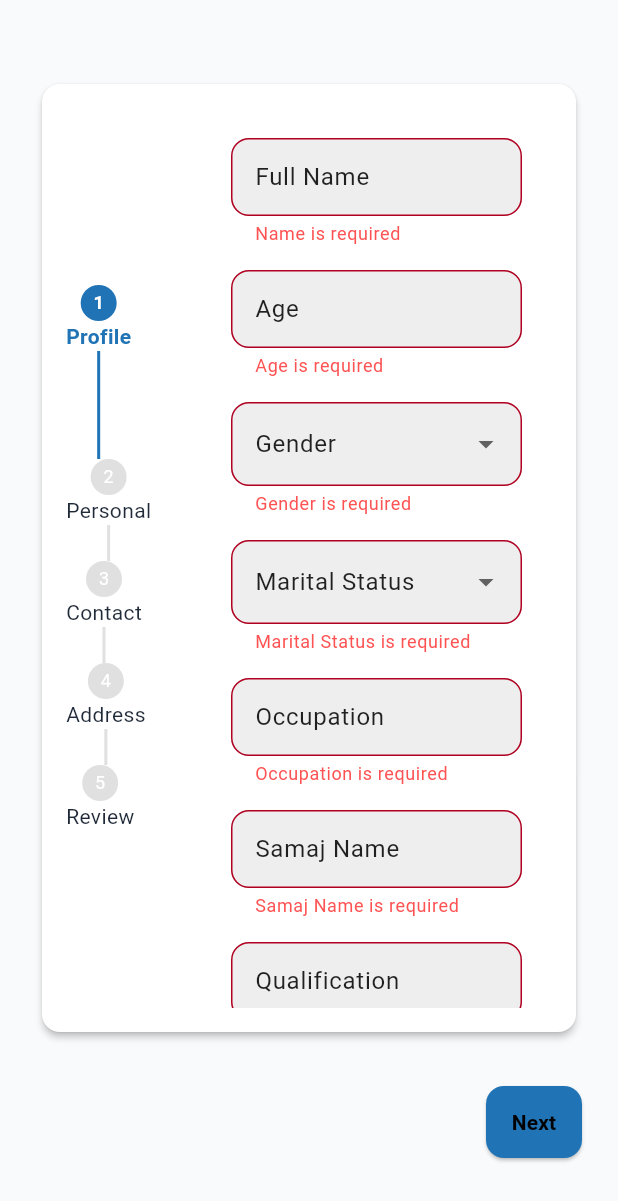
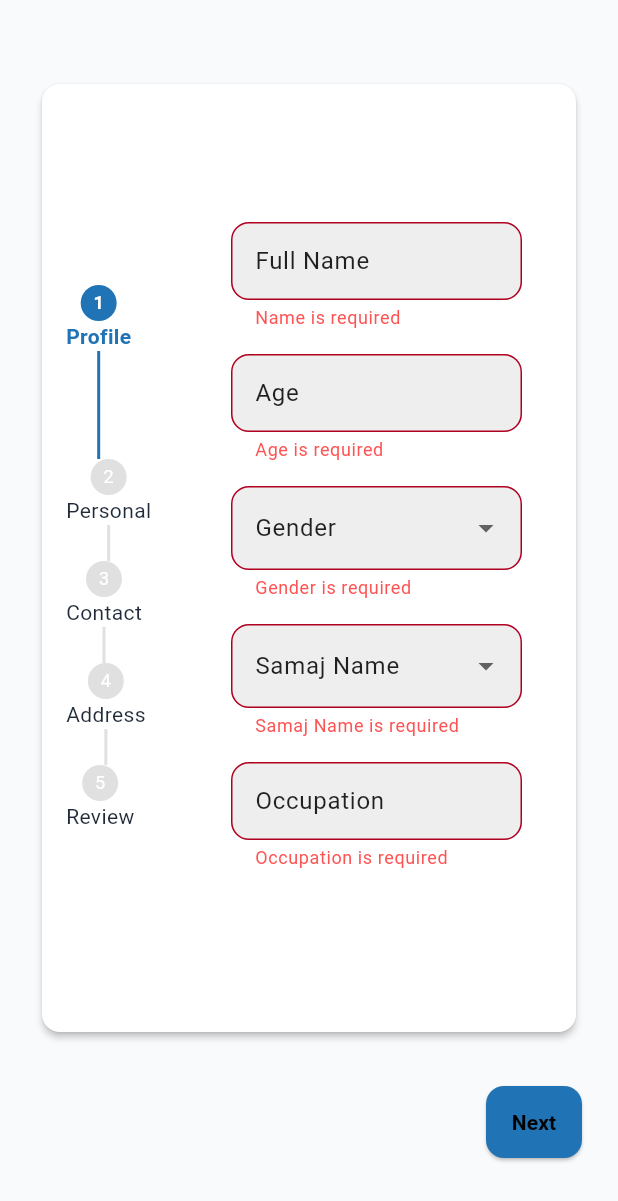
Before and after one commit to Saif334476/wallet_hunter_app, a Flutter app: the HeadFormNavigatorScreen screen opened by its route, after a tap on "Next", on a phone screen of 412 x 824 dp. Shown: the top 1201 px of the screen. Run offline on Flutter 3.47's test engine with Material 3 defaults, Android fonts, the light colour scheme and no system bars; our stand-ins replace cloud_firestore, firebase_auth, firebase_core, get, image_picker, intl_phone_field and 2 more; accounts and stored records are empty.

Commit message:
bug fixes

```diff
--- a/lib/features/family_head_form/head_form_controller.dart
+++ b/lib/features/family_head_form/head_form_controller.dart
@@ -1,13 +1,18 @@
 import 'package:firebase_auth/firebase_auth.dart';
-import 'package:firebase_core/firebase_core.dart';
 import 'package:get/get.dart';
 import 'package:cloud_firestore/cloud_firestore.dart';
 import '../../models/family_head_model.dart';
 
 class HeadFormController extends GetxController {
-  // Step 1: Profile Info
-  var name = ''.obs, age = ''.obs, gender = ''.obs, maritalStatus = ''.obs;
-  var occupation = ''.obs, samajName = ''.obs, qualification = ''.obs;
+
+  var name = ''.obs,
+      age = ''.obs,
+      gender = ''.obs,
+      maritalStatus = ''.obs;
+
+  var occupation = ''.obs,
+      samajName = ''.obs,
+      qualification = ''.obs;
 
   var nameError = RxnString(),
       ageError = RxnString(),
@@ -17,26 +22,35 @@ class HeadFormController extends GetxController {
       samajNameError = RxnString(),
       qualificationError = RxnString();
 
-  // Step 2: Personal Info
-  var birthDate = ''.obs, bloodGroup = ''.obs, natureOfDuties = ''.obs;
+  var birthDate = ''.obs,
+      bloodGroup = ''.obs,
+      natureOfDuties = ''.obs;
 
   var birthDateError = RxnString(),
       bloodGroupError = RxnString(),
       natureOfDutiesError = RxnString();
 
-  // Step 3: Contact Info
-  var contactEmail = ''.obs, contactPhone = ''.obs, contactAlternate = ''.obs;
-  var contactLandline = ''.obs, contactSocial = ''.obs;
+  var contactEmail = ''.obs,
+      contactPhone = ''.obs,
+      contactAlternate = ''.obs;
+  var contactLandline = ''.obs,
+      contactSocial = ''.obs;
 
-  var contactEmailError = RxnString(), contactPhoneError = RxnString();
+  var contactEmailError = RxnString(),
+      contactPhoneError = RxnString();
 
-  // Step 4: Address Info
-  var addressFlat = ''.obs, addressBuilding = ''.obs, addressStreet = ''.obs;
-  var addressLandmark = ''.obs, addressCity = ''.obs, addressDistrict = ''.obs;
+
+  var addressFlat = ''.obs,
+      addressBuilding = ''.obs,
+      addressStreet = ''.obs;
+  var addressLandmark = ''.obs,
+      addressCity = ''.obs,
+      addressDistrict = ''.obs;
   var addressState = ''.obs,
       addressNativeCity = ''.obs,
       addressNativeState = ''.obs;
-  var addressCountry = ''.obs, addressPincode = ''.obs;
+  var addressCountry = ''.obs,
+      addressPincode = ''.obs;
 
   var addressFlatError = RxnString(),
       addressBuildingError = RxnString(),
@@ -46,7 +60,7 @@ class HeadFormController extends GetxController {
       addressCountryError = RxnString(),
       addressPincodeError = RxnString();
 
-  // Navigation
+
   var currentStep = 0.obs;
 
   void nextStep() {
@@ -64,73 +78,180 @@ class HeadFormController extends GetxController {
 
   void updateField(String field, String value) {
     switch (field) {
-      case 'name': name.value = value; break;
-      case 'age': age.value = value; break;
-      case 'gender': gender.value = value; break;
-      case 'maritalStatus': maritalStatus.value = value; break;
-      case 'occupation': occupation.value = value; break;
-      case 'samajName': samajName.value = value; break;
-      case 'qualification': qualification.value = value; break;
-      case 'birthDate': birthDate.value = value; break;
-      case 'bloodGroup': bloodGroup.value = value; break;
-      case 'natureOfDuties': natureOfDuties.value = value; break;
-      case 'contactEmail': contactEmail.value = value; break;
-      case 'contactPhone': contactPhone.value = value; break;
-      case 'addressFlat': addressFlat.value = value; break;
-      case 'addressBuilding': addressBuilding.value = value; break;
-      case 'addressStreet': addressStreet.value = value; break;
-      case 'addressCity': addressCity.value = value; break;
-      case 'addressState': addressState.value = value; break;
-      case 'addressCountry': addressCountry.value = value; break;
-      case 'addressPincode': addressPincode.value = value; break;
+      case 'name':
+        name.value = value;
+        break;
+      case 'age':
+        age.value = value;
+        break;
+      case 'gender':
+        gender.value = value;
+        break;
+      case 'maritalStatus':
+        maritalStatus.value = value;
+        break;
+      case 'occupation':
+        occupation.value = value;
+        break;
+      case 'samajName':
+        samajName.value = value;
+        break;
+      case 'qualification':
+        qualification.value = value;
+        break;
+      case 'birthDate':
+        birthDate.value = value;
+        break;
+      case 'bloodGroup':
+        bloodGroup.value = value;
+        break;
+      case 'natureOfDuties':
+        natureOfDuties.value = value;
+        break;
+      case 'contactEmail':
+        contactEmail.value = value;
+        break;
+      case 'contactPhone':
+        contactPhone.value = value;
+        break;
+      case 'addressFlat':
+        addressFlat.value = value;
+        break;
+      case 'addressBuilding':
+        addressBuilding.value = value;
+        break;
+      case 'addressStreet':
+        addressStreet.value = value;
+        break;
+      case 'addressCity':
+        addressCity.value = value;
+        break;
+      case 'addressState':
+        addressState.value = value;
+        break;
+      case 'addressCountry':
+        addressCountry.value = value;
+        break;
+      case 'addressPincode':
+        addressPincode.value = value;
+        break;
     }
   }
 
   void clearError(String field) {
     switch (field) {
-      case 'name': nameError.value = null; break;
-      case 'age': ageError.value = null; break;
-      case 'gender': genderError.value = null; break;
-      case 'maritalStatus': maritalStatusError.value = null; break;
-      case 'occupation': occupationError.value = null; break;
-      case 'samajName': samajNameError.value = null; break;
-      case 'qualification': qualificationError.value = null; break;
-      case 'birthDate': birthDateError.value = null; break;
-      case 'bloodGroup': bloodGroupError.value = null; break;
-      case 'natureOfDuties': natureOfDutiesError.value = null; break;
-      case 'contactEmail': contactEmailError.value = null; break;
-      case 'contactPhone': contactPhoneError.value = null; break;
-      case 'addressFlat': addressFlatError.value = null; break;
-      case 'addressBuilding': addressBuildingError.value = null; break;
-      case 'addressStreet': addressStreetError.value = null; break;
-      case 'addressCity': addressCityError.value = null; break;
-      case 'addressState': addressStateError.value = null; break;
-      case 'addressCountry': addressCountryError.value = null; break;
-      case 'addressPincode': addressPincodeError.value = null; break;
+      case 'name':
+        nameError.value = null;
+        break;
+      case 'age':
+        ageError.value = null;
+        break;
+      case 'gender':
+        genderError.value = null;
+        break;
+      case 'maritalStatus':
+        maritalStatusError.value = null;
+        break;
+      case 'occupation':
+        occupationError.value = null;
+        break;
+      case 'samajName':
+        samajNameError.value = null;
+        break;
+      case 'qualification':
+        qualificationError.value = null;
+        break;
+      case 'birthDate':
+        birthDateError.value = null;
+        break;
+      case 'bloodGroup':
+        bloodGroupError.value = null;
+        break;
+      case 'natureOfDuties':
+        natureOfDutiesError.value = null;
+        break;
+      case 'contactEmail':
+        contactEmailError.value = null;
+        break;
+      case 'contactPhone':
+        contactPhoneError.value = null;
+        break;
+      case 'addressFlat':
+        addressFlatError.value = null;
+        break;
+      case 'addressBuilding':
+        addressBuildingError.value = null;
+        break;
+      case 'addressStreet':
+        addressStreetError.value = null;
+        break;
+      case 'addressCity':
+        addressCityError.value = null;
+        break;
+      case 'addressState':
+        addressStateError.value = null;
+        break;
+      case 'addressCountry':
+        addressCountryError.value = null;
+        break;
+      case 'addressPincode':
+        addressPincodeError.value = null;
+        break;
     }
   }
 
-  // Validations – Only on "Next"
+
   bool validateProfileFieldsIndividually() {
     bool valid = true;
 
-    if (name.value.trim().isEmpty) { nameError.value = 'Name is required'; valid = false; }
-    if (age.value.trim().isEmpty) { ageError.value = 'Age is required'; valid = false; }
-    if (gender.value.trim().isEmpty) { genderError.value = 'Gender is required'; valid = false; }
-    if (maritalStatus.value.trim().isEmpty) { maritalStatusError.value = 'Marital Status is required'; valid = false; }
-    if (occupation.value.trim().isEmpty) { occupationError.value = 'Occupation is required'; valid = false; }
-    if (samajName.value.trim().isEmpty) { samajNameError.value = 'Samaj Name is required'; valid = false; }
-    if (qualification.value.trim().isEmpty) { qualificationError.value = 'Qualification is required'; valid = false; }
+    if (name.value.trim().isEmpty) {
+      nameError.value = 'Name is required';
+      valid = false;
+    }
+    if (age.value.trim().isEmpty) {
+      ageError.value = 'Age is required';
+      valid = false;
+    }
+    if (gender.value.trim().isEmpty) {
+      genderError.value = 'Gender is required';
+      valid = false;
+    }
+
+    if (occupation.value.trim().isEmpty) {
+      occupationError.value = 'Occupation is required';
+      valid = false;
+    }
+    if (samajName.value.trim().isEmpty) {
+      samajNameError.value = 'Samaj Name is required';
+      valid = false;
+    }
 
     return valid;
   }
 
   bool validatePersonalFields() {
     bool valid = true;
+    if (maritalStatus.value.trim().isEmpty) {
+      maritalStatusError.value = 'Marital Status is required';
+      valid = false;
+    }
+    if (qualification.value.trim().isEmpty) {
+      qualificationError.value = 'Qualification is required';
+      valid = false;
+    }
 
-    if (birthDate.value.trim().isEmpty) { birthDateError.value = 'Birth Date is required'; valid = false; }
-    if (bloodGroup.value.trim().isEmpty) { bloodGroupError.value = 'Blood Group is required'; valid = false; }
-    if (natureOfDuties.value.trim().isEmpty) { natureOfDutiesError.value = 'Nature of Duties is required'; valid = false; }
+    if (birthDate.value.trim().isEmpty) {
+      birthDateError.value = 'Birth Date is required';
+      valid = false;
+    }
+    if (bloodGroup.value.trim().isEmpty) {
+      bloodGroupError.value = 'Blood Group is required';
+      valid = false;
+    }
+    if (natureOfDuties.value.trim().isEmpty) {
+      natureOfDutiesError.value = 'Nature of Duties is required';
+      valid = false;
+    }
 
     return valid;
   }
@@ -165,30 +286,50 @@ class HeadFormController extends GetxController {
     return valid;
   }
 
-
   bool validateAddressFields() {
     bool valid = true;
 
-    if (addressFlat.value.trim().isEmpty) { addressFlatError.value = 'Flat/House is required'; valid = false; }
-    if (addressBuilding.value.trim().isEmpty) { addressBuildingError.value = 'Building is required'; valid = false; }
-    if (addressStreet.value.trim().isEmpty) { addressStreetError.value = 'Street is required'; valid = false; }
-    if (addressCity.value.trim().isEmpty) { addressCityError.value = 'City is required'; valid = false; }
-    if (addressState.value.trim().isEmpty) { addressStateError.value = 'State is required'; valid = false; }
-    if (addressCountry.value.trim().isEmpty) { addressCountryError.value = 'Country is required'; valid = false; }
-    if (addressPincode.value.trim().isEmpty) { addressPincodeError.value = 'Pincode is required'; valid = false; }
+    if (addressFlat.value.trim().isEmpty) {
+      addressFlatError.value = 'Flat/House is required';
+      valid = false;
+    }
+    if (addressBuilding.value.trim().isEmpty) {
+      addressBuildingError.value = 'Building is required';
+      valid = false;
+    }
+    if (addressStreet.value.trim().isEmpty) {
+      addressStreetError.value = 'Street is required';
+      valid = false;
+    }
+    if (addressCity.value.trim().isEmpty) {
+      addressCityError.value = 'City is required';
+      valid = false;
+    }
+    if (addressState.value.trim().isEmpty) {
+      addressStateError.value = 'State is required';
+      valid = false;
+    }
+    if (addressCountry.value.trim().isEmpty) {
+      addressCountryError.value = 'Country is required';
+      valid = false;
+    }
+    if (addressPincode.value.trim().isEmpty) {
+      addressPincodeError.value = 'Pincode is required';
+      valid = false;
+    }
 
     return valid;
   }
 
   Future<void> submitHeadForm() async {
-
     bool isValid = validateProfileFieldsIndividually() &&
         validatePersonalFields() &&
         validateContactFields() &&
         validateAddressFields();
 
     if (!isValid) {
-      Get.snackbar("⚠️ Validation Failed", "Please correct all required fields.");
+      Get.snackbar(
+          "⚠️ Validation Failed", "Please correct all required fields.");
       return;
     }
 
@@ -222,7 +363,6 @@ class HeadFormController extends GetxController {
     );
 
     try {
-
       await FirebaseFirestore.instance
           .collection('family_heads')
           .doc(FirebaseAuth.instance.currentUser?.uid)
@@ -231,7 +371,6 @@ class HeadFormController extends GetxController {
         'isRegistrationCompleted': true,
       });
 
-
       Get.snackbar("✅ Success", "Form submitted successfully!");
     } catch (e) {
       print("❌ Firestore Error: $e");
@@ -239,7 +378,6 @@ class HeadFormController extends GetxController {
     }
   }
 
-
   RxString get profileName => name;
   RxString get contactEmailDisplay => contactEmail;
   RxString get contactPhoneDisplay => contactPhone;
--- a/lib/features/family_head_form/personal_info.dart
+++ b/lib/features/family_head_form/personal_info.dart
@@ -86,6 +86,18 @@ class PersonalInfoScreen extends StatelessWidget {
               crossAxisAlignment: CrossAxisAlignment.start,
 
               children: [
+                Obx(() => CustomTextField(
+                  label: "Marital Status",
+                  initialValue: controller.maritalStatus.value,
+                  errorText: controller.maritalStatusError.value,
+                  onChanged: (v) => controller.updateFieldAndClearError('maritalStatus', v),
+                )),
+                Obx(() => CustomTextField(
+                  label: "Qualification",
+                  initialValue: controller.qualification.value,
+                  errorText: controller.qualificationError.value,
+                  onChanged: (v) => controller.updateFieldAndClearError('qualification', v),
+                )),
                  BirthDateField(
                   dateValue: controller.birthDate,
                   errorValue: controller.birthDateError,
--- a/lib/features/family_head_form/profile_info.dart
+++ b/lib/features/family_head_form/profile_info.dart
@@ -22,47 +22,49 @@ class ProfileInfoScreen extends StatelessWidget {
                 label: "Full Name",
                 initialValue: controller.name.value,
                 errorText: controller.nameError.value,
-            onChanged: (v) => controller.updateField('name', v),
+                onChanged: (v) => controller.updateFieldAndClearError('name', v),
               )),
           Obx(() => CustomTextField(
                 label: "Age",
                 initialValue: controller.age.value,
                 keyboardType: TextInputType.number,
                 errorText: controller.ageError.value,
-            onChanged: (v) => controller.updateField('age', v),
+                onChanged: (v) => controller.updateFieldAndClearError('age', v),
               )),
           Obx(() => CustomDropdownField(
                 label: "Gender",
                 selectedValue: controller.gender.value,
                 options: const ["Male", "Female", "Other"],
                 errorText: controller.genderError.value,
-            onChanged: (v) => controller.updateField('gender', v),
+                onChanged: (v) => controller.updateFieldAndClearError('gender', v),
               )),
-          Obx(() => CustomDropdownField(
-            label: "Marital Status",
-            selectedValue: controller.maritalStatus.value,
-            options: const ["Single", "Married", "Divorced", "Widowed"],
-            errorText: controller.maritalStatusError.value,
-            onChanged: (v) => controller.updateField('maritalStatus', v),
-          )),
+          Obx(
+            () => CustomDropdownField(
+              label: "Samaj Name",
+              selectedValue: controller.samajName.value,
+              options: const [
+                "Lohana",
+                "Modh Vanik",
+                "Patel",
+                "Brahmin",
+                "Baniya",
+                "Rajput",
+                "Other"
+              ],
+              errorText: controller.samajNameError.value,
+              onChanged: (value) {
+                controller.updateFieldAndClearError('samajName', value);
+              },
+            ),
+          ),
+
           Obx(() => CustomTextField(
                 label: "Occupation",
                 initialValue: controller.occupation.value,
                 errorText: controller.occupationError.value,
-            onChanged: (v) => controller.updateField('occupation', v),
+                onChanged: (v) => controller.updateFieldAndClearError('occupation', v),
               )),
-          Obx(() => CustomTextField(
-            label: "Samaj Name",
-            initialValue: controller.samajName.value,
-            errorText: controller.samajNameError.value,
-            onChanged: (v) => controller.updateField('samajName', v),
-          )),
-          Obx(() => CustomTextField(
-            label: "Qualification",
-            initialValue: controller.qualification.value,
-            errorText: controller.qualificationError.value,
-            onChanged: (v) => controller.updateField('qualification', v),
-          )),
+
 
         ],
       ),
```
Lines whose indentation alone changed are shown as unchanged.
